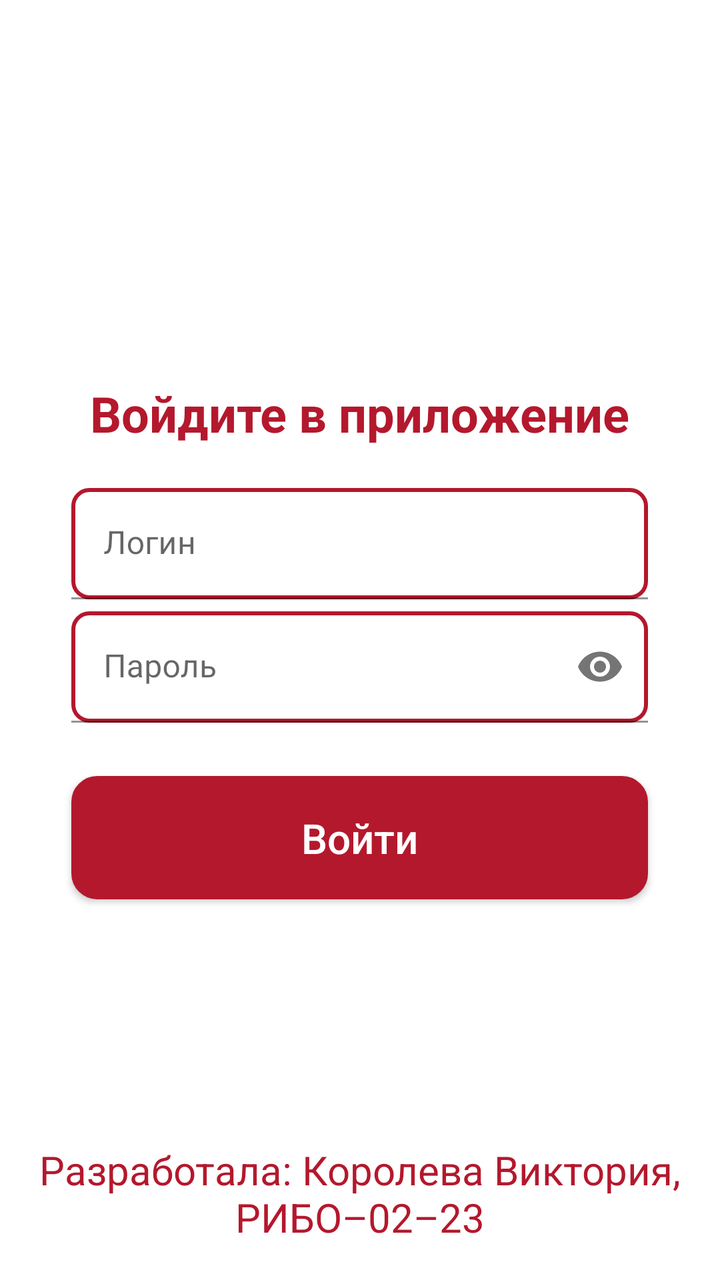
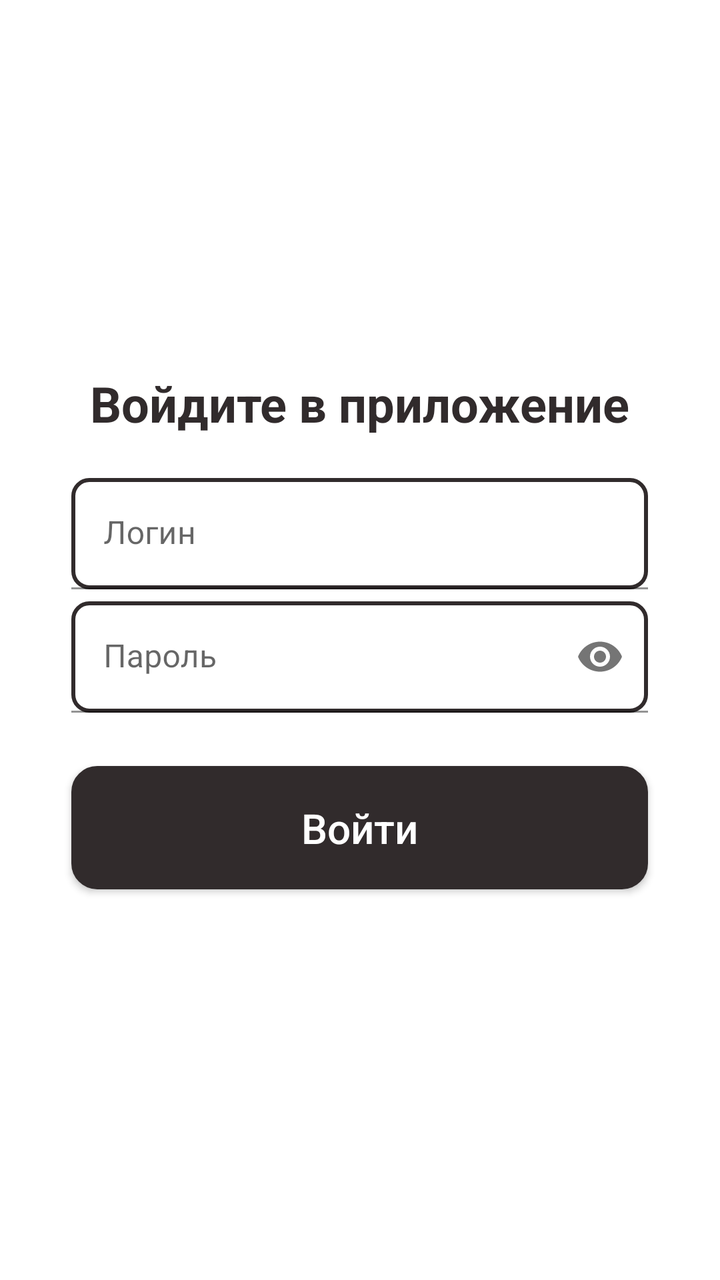

Two renders of the same Android screen: before a commit and after it. Below are the layout's source before the change and the commit's diff.
<!-- AndroidManifest.xml: application theme Theme.LangDetector -->
<!-- res/layout/activity_main.xml -->
<?xml version="1.0" encoding="utf-8"?>
<androidx.constraintlayout.widget.ConstraintLayout xmlns:android="http://schemas.android.com/apk/res/android"
    xmlns:app="http://schemas.android.com/apk/res-auto"
    xmlns:tools="http://schemas.android.com/tools"
    android:id="@+id/main"
    android:layout_width="match_parent"
    android:layout_height="match_parent"
    android:gravity="center"
    android:orientation="vertical"
    android:padding="8sp"
    tools:context=".MainActivity">

    <LinearLayout
        android:layout_width="match_parent"
        android:layout_height="match_parent"
        android:gravity="center"
        android:orientation="vertical">

        <LinearLayout
            android:layout_width="match_parent"
            android:layout_height="match_parent"
            android:gravity="center"
            android:orientation="vertical">

            <TextView
                android:layout_width="wrap_content"
                android:layout_height="wrap_content"
                android:layout_marginBottom="10pt"
                android:gravity="center"
                android:text="@string/enterApp"
                android:textColor="@color/dark_crimson"
                android:textSize="12pt"
                android:textStyle="bold" />

            <com.google.android.material.textfield.TextInputLayout
                android:layout_width="140pt"
                android:layout_height="30pt"
                app:errorEnabled="true"
                app:passwordToggleEnabled="false">

                <com.google.android.material.textfield.TextInputEditText
                    android:id="@+id/login"
                    android:layout_width="match_parent"
                    android:layout_height="wrap_content"
                    android:background="@drawable/edit_text_border"
                    android:hint="@string/login"
                    android:inputType="text"
                    android:textColorHint="@color/light_crimson" />
            </com.google.android.material.textfield.TextInputLayout>

            <com.google.android.material.textfield.TextInputLayout
                android:layout_width="140pt"
                android:layout_height="30pt"
                app:passwordToggleEnabled="true">

                <com.google.android.material.textfield.TextInputEditText
                    android:id="@+id/password"
                    android:layout_width="match_parent"
                    android:background="@drawable/edit_text_border"
                    android:layout_height="wrap_content"
                    android:hint="@string/password"
                    android:inputType="textPassword"
                    android:textColorHint="@color/light_crimson" />
            </com.google.android.material.textfield.TextInputLayout>

            <androidx.appcompat.widget.AppCompatButton
                android:id="@+id/login_button"
                android:layout_width="140pt"
                android:layout_height="30pt"
                android:layout_marginTop="10pt"
                android:background="@drawable/border"
                android:text="@string/login_button"
                android:textColor="@color/white"
                android:textAllCaps="false"
                android:textSize="10pt" />

            <TextView
                android:id="@+id/logError"
                android:layout_width="wrap_content"
                android:layout_height="wrap_content"
                android:layout_margin="4pt"
                android:text="@string/login_error"
                android:textColor="@color/error"
                android:textSize="10pt"
                android:visibility="gone" />
        </LinearLayout>
    </LinearLayout>

    <TextView
        android:layout_width="match_parent"
        android:layout_height="wrap_content"
        android:layout_marginStart="8dp"
        android:layout_marginEnd="8dp"
        android:layout_marginBottom="10dp"
        android:gravity="center"
        android:text="@string/name"
        android:textColor="@color/dark_crimson"
        android:textSize="20sp"
        app:layout_constraintBottom_toBottomOf="parent"
        app:layout_constraintEnd_toEndOf="parent"
        app:layout_constraintStart_toStartOf="parent" />

</androidx.constraintlayout.widget.ConstraintLayout>
<!-- resources referenced by this layout -->
<resources>
  <color name="dark_crimson">#B4182D</color>
  <color name="error">#FF0000</color>
  <color name="light_crimson">#D71D36</color>
  <color name="white">#FFFFFFFF</color>
  <!-- drawable border (drawable) -->
  <?xml version="1.0" encoding="utf-8"?>
  <shape xmlns:android="http://schemas.android.com/apk/res/android" android:shape="rectangle" >
      <solid android:color="@color/dark_crimson"/>
      <stroke android:width="2dp" android:color="@color/dark_crimson"/>
      <corners android:radius="12dp" />
  </shape>
  <!-- drawable edit_text_border (drawable) -->
  <?xml version="1.0" encoding="utf-8"?>
  <shape xmlns:android="http://schemas.android.com/apk/res/android" android:shape="rectangle" >
      <stroke android:width="2dp" android:color="@color/dark_crimson"/>
      <corners android:radius="8sp" />
  </shape>
  <string name="enterApp">Войдите в приложение</string>
  <string name="login">Логин</string>
  <string name="login_button">Войти</string>
  <string name="login_error">Ошибка при входе</string>
  <string name="name">Разработала: Королева Виктория, РИБО–02–23</string>
  <string name="password">Пароль</string>
  <style name="Theme.LangDetector" parent="Theme.MaterialComponents.DayNight.DarkActionBar">
          
          <item name="colorPrimary">@color/dark_crimson</item>
          <item name="colorPrimaryVariant">@color/dark_crimson</item>
          <item name="colorOnPrimary">@color/white</item>
      </style>
</resources>

<!-- the commit's change to res/layout/activity_main.xml (unified diff, before → after) -->
@@ -1,5 +1,5 @@
 <?xml version="1.0" encoding="utf-8"?>
-<androidx.constraintlayout.widget.ConstraintLayout xmlns:android="http://schemas.android.com/apk/res/android"
+<LinearLayout xmlns:android="http://schemas.android.com/apk/res/android"
     xmlns:app="http://schemas.android.com/apk/res-auto"
     xmlns:tools="http://schemas.android.com/tools"
     android:id="@+id/main"
@@ -8,7 +8,7 @@
     android:gravity="center"
     android:orientation="vertical"
     android:padding="8sp"
-    tools:context=".MainActivity">
+    tools:context=".activity.MainActivity">
 
     <LinearLayout
         android:layout_width="match_parent"
@@ -42,7 +42,7 @@
                     android:id="@+id/login"
                     android:layout_width="match_parent"
                     android:layout_height="wrap_content"
-                    android:background="@drawable/edit_text_border"
+                    android:background="@drawable/edit_text_border_1"
                     android:hint="@string/login"
                     android:inputType="text"
                     android:textColorHint="@color/light_crimson" />
@@ -56,7 +56,7 @@
                 <com.google.android.material.textfield.TextInputEditText
                     android:id="@+id/password"
                     android:layout_width="match_parent"
-                    android:background="@drawable/edit_text_border"
+                    android:background="@drawable/edit_text_border_1"
                     android:layout_height="wrap_content"
                     android:hint="@string/password"
                     android:inputType="textPassword"
@@ -100,4 +100,4 @@
         app:layout_constraintEnd_toEndOf="parent"
         app:layout_constraintStart_toStartOf="parent" />
 
-</androidx.constraintlayout.widget.ConstraintLayout>
+</LinearLayout>
<!-- resource entries referenced after the edit -->
@@ -1,8 +1,8 @@
 <!-- resources referenced by this layout -->
 <resources>
-  <color name="dark_crimson">#B4182D</color>
+  <color name="dark_crimson">#312B2C</color>
   <color name="error">#FF0000</color>
-  <color name="light_crimson">#D71D36</color>
+  <color name="light_crimson">#4D4345</color>
   <color name="white">#FFFFFFFF</color>
   <!-- drawable border (drawable) -->
   <?xml version="1.0" encoding="utf-8"?>
@@ -11,7 +11,7 @@
       <stroke android:width="2dp" android:color="@color/dark_crimson"/>
       <corners android:radius="12dp" />
   </shape>
-  <!-- drawable edit_text_border (drawable) -->
+  <!-- drawable edit_text_border_1 (drawable) -->
   <?xml version="1.0" encoding="utf-8"?>
   <shape xmlns:android="http://schemas.android.com/apk/res/android" android:shape="rectangle" >
       <stroke android:width="2dp" android:color="@color/dark_crimson"/>
@@ -21,9 +21,9 @@
   <string name="login">Логин</string>
   <string name="login_button">Войти</string>
   <string name="login_error">Ошибка при входе</string>
-  <string name="name">Разработала: Королева Виктория, РИБО–02–23</string>
+  <string name="name">Разработал: Костенко Глеб Николаевич \n Группа: РИБО–03–24</string>
   <string name="password">Пароль</string>
-  <style name="Theme.LangDetector" parent="Theme.MaterialComponents.DayNight.DarkActionBar">
+  <style name="Theme.LangDetector" parent="Theme.MaterialComponents.DayNight.NoActionBar">
           
           <item name="colorPrimary">@color/dark_crimson</item>
           <item name="colorPrimaryVariant">@color/dark_crimson</item>
